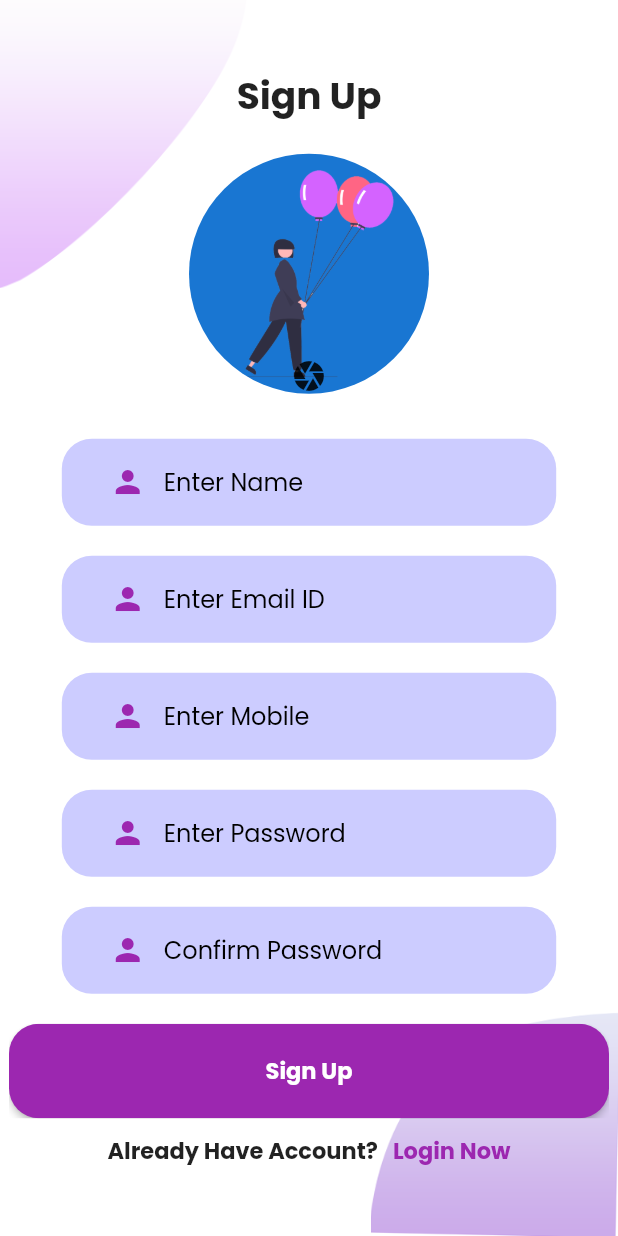
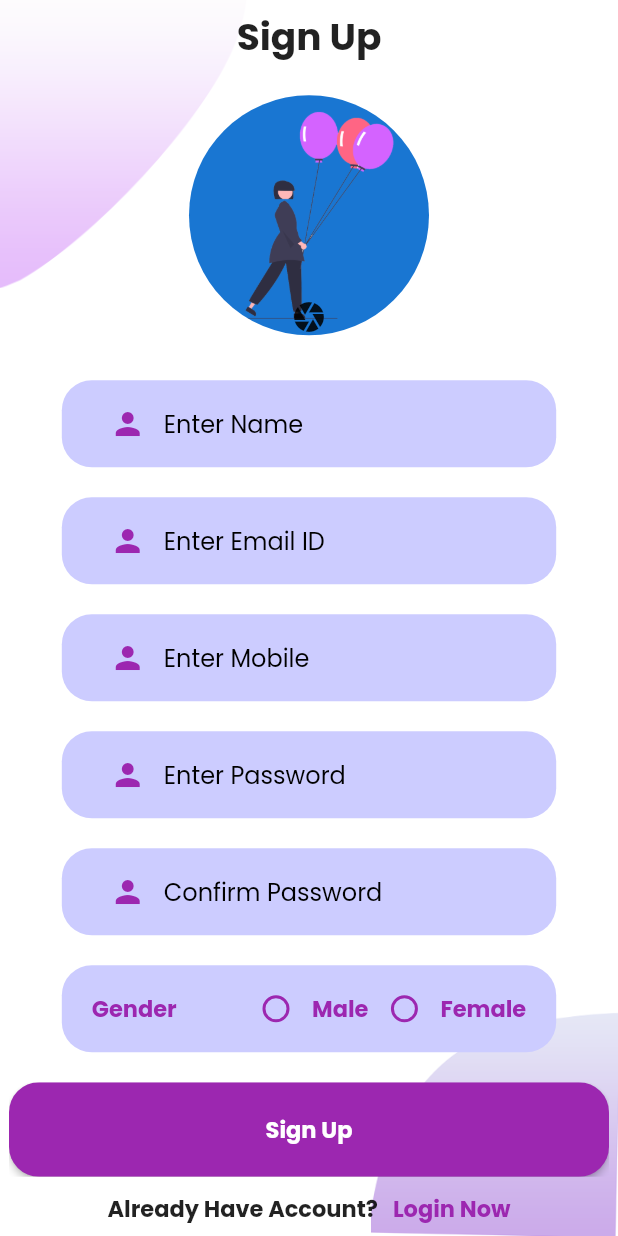
Before and after one commit to alishah514/attendance_management_system, a Flutter app: the SignUp screen opened directly, on a phone screen of 412 x 824 dp. Run offline on Flutter 3.47's test engine with Material 2 defaults, Android fonts, the phone set to English and light mode, and no system bars; our stand-ins replace get, google_fonts.

Commit message:
SIGN UP page gender  and radio buttons completed

```diff
--- /dev/null
+++ b/lib/controller/gender_selection_controller.dart
@@ -0,0 +1,9 @@
+import 'package:get/get.dart';
+
+class GenderSelectionController extends GetxController {
+  var selectedGender = "".obs;
+
+  onChangeGender(var gender) {
+    selectedGender.value = gender;
+  }
+}
--- /dev/null
+++ b/lib/view/signup/components/gender_selection.dart
@@ -0,0 +1,76 @@
+import 'package:flutter/material.dart';
+import 'package:flutter_application_2/controller/gender_selection_controller.dart';
+import 'package:get/get.dart';
+
+class GenderSelection extends StatelessWidget {
+  GenderSelectionController genderSelectionController =
+      Get.put(GenderSelectionController());
+
+  GenderSelection({
+    Key? key,
+  }) : super(key: key);
+
+  @override
+  Widget build(BuildContext context) {
+    return Container(
+      child: Row(
+        mainAxisAlignment: MainAxisAlignment.center,
+        children: [
+          Expanded(
+            child: Text(
+              "Gender",
+              style: TextStyle(
+                  fontSize: 15,
+                  fontWeight: FontWeight.bold,
+                  color: Colors.purple),
+            ),
+          ),
+          Row(
+            children: [
+              Obx(
+                () => Radio(
+                  value: "Male",
+                  groupValue: genderSelectionController.selectedGender.value,
+                  onChanged: (Value) {
+                    genderSelectionController.onChangeGender(Value);
+                  },
+                  activeColor: Colors.purple,
+                  fillColor: MaterialStateProperty.all(Colors.purple),
+                ),
+              ),
+              const Text(
+                "Male",
+                style: TextStyle(
+                  fontSize: 15,
+                  fontWeight: FontWeight.bold,
+                  color: Colors.purple,
+                ),
+              )
+            ],
+          ),
+          Row(
+            children: [
+              Obx(() => Radio(
+                    value: "Female",
+                    groupValue: genderSelectionController.selectedGender.value,
+                    onChanged: (Value) {
+                      genderSelectionController.onChangeGender(Value);
+                    },
+                    activeColor: Colors.purple,
+                    fillColor: MaterialStateProperty.all(Colors.purple),
+                  )),
+              const Text(
+                "Female",
+                style: TextStyle(
+                  fontSize: 15,
+                  fontWeight: FontWeight.bold,
+                  color: Colors.purple,
+                ),
+              )
+            ],
+          )
+        ],
+      ),
+    );
+  }
+}
--- a/lib/view/signup/signup.dart
+++ b/lib/view/signup/signup.dart
@@ -1,6 +1,7 @@
 import 'package:flutter/material.dart';
 import 'package:flutter_application_2/view/custom_widget/my_theme.dart';
 import 'package:flutter_application_2/view/login/login_page.dart';
+import 'package:flutter_application_2/view/signup/components/gender_selection.dart';
 import 'package:flutter_application_2/view/signup/components/signup_background.dart';
 import 'package:flutter_application_2/view/signup/components/signup_textfield_decorator.dart';
 import 'package:flutter_application_2/view/signup/components/signup_userid_textfield.dart';
@@ -20,6 +21,8 @@ class SignUp extends StatelessWidget {
   Widget build(BuildContext context) {
     return Scaffold(
       body: SignupBackground(
+        child: SingleChildScrollView(
+          physics: const BouncingScrollPhysics(),
           child: Column(
             mainAxisAlignment: MainAxisAlignment.center,
             children: [
@@ -92,6 +95,9 @@ class SignUp extends StatelessWidget {
                   onUserIdValueChange: (value) {},
                 ),
               ),
+              SignupTextFieldDecorator(
+                child: GenderSelection(),
+              ),
               const SizedBox(
                 height: 10,
               ),
@@ -136,6 +142,7 @@ class SignUp extends StatelessWidget {
             ],
           ),
         ),
+      ),
     );
   }
 }
```
Also changed, not shown: pubspec.yaml (+1 -6 lines), pubspec.lock. Lines whose indentation alone changed are shown as unchanged.
